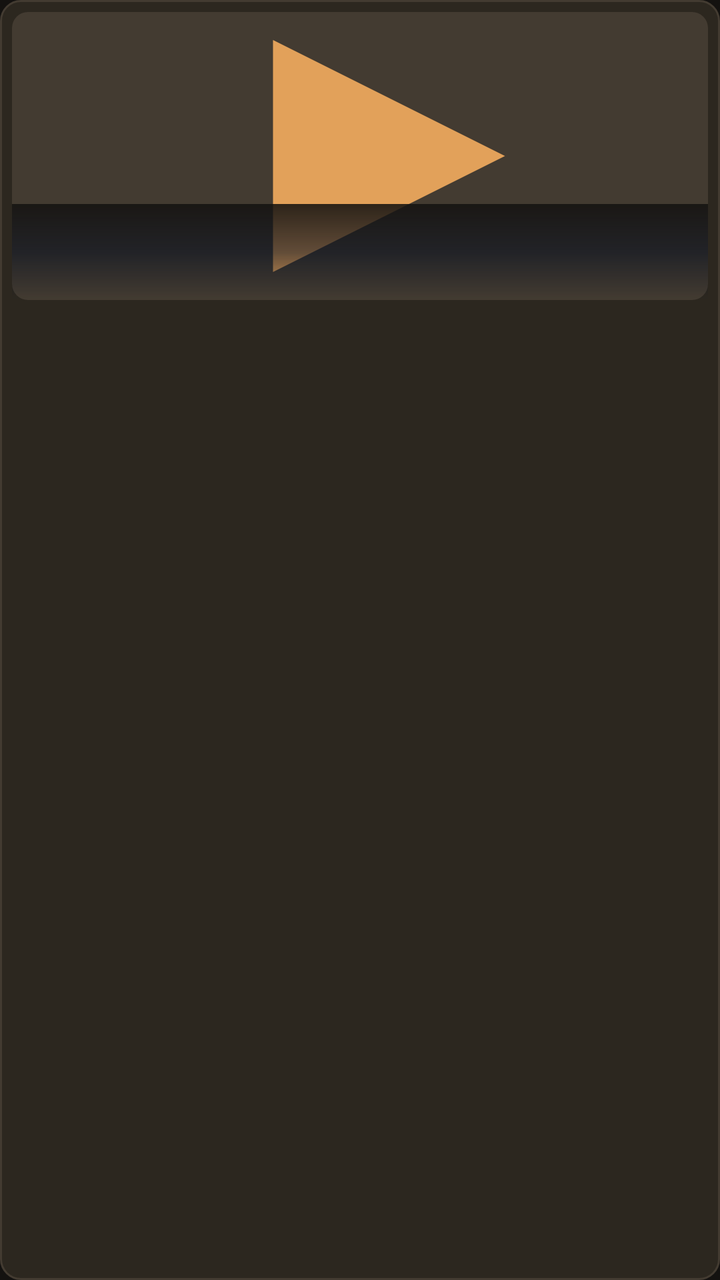
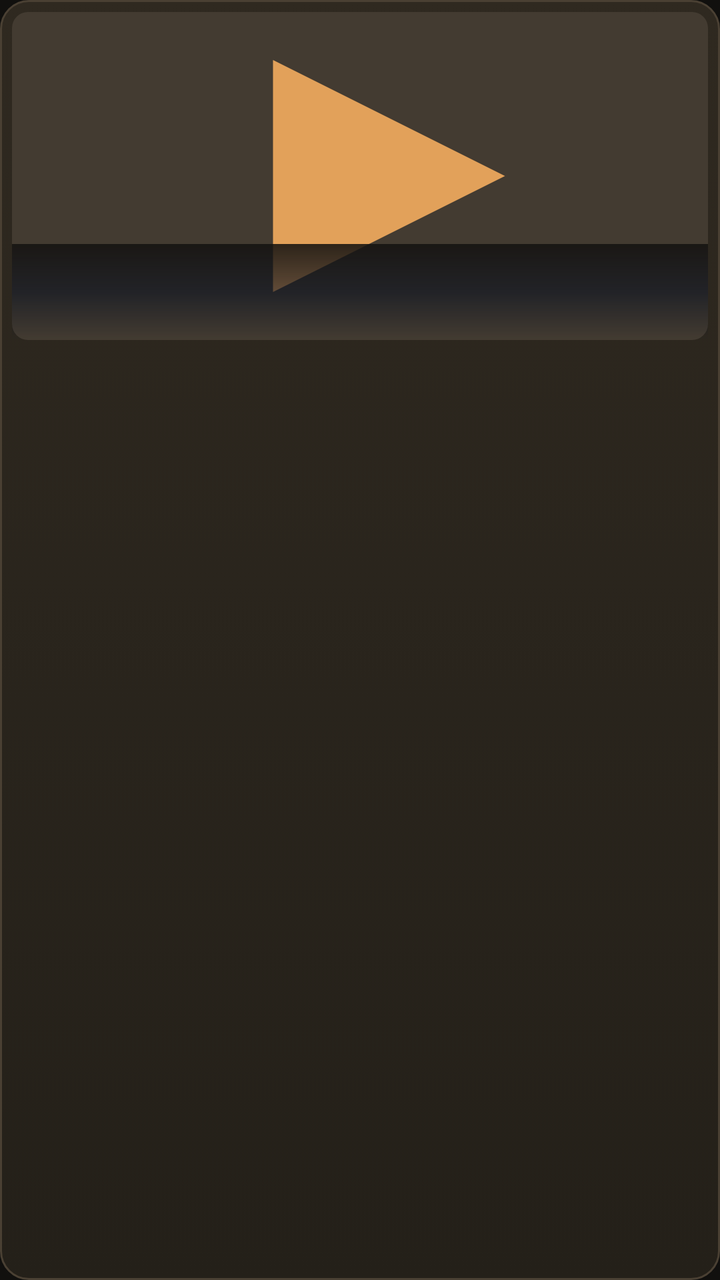

Screens rendered from an Android XML layout before and after an edit, with the pre-edit source and the edit as a unified diff.
<!-- AndroidManifest.xml: application theme Theme.OlympusIptv -->
<!-- res/layout/item_poster.xml -->
<?xml version="1.0" encoding="utf-8"?>
<LinearLayout xmlns:android="http://schemas.android.com/apk/res/android"
    android:id="@+id/playTarget"
    android:layout_width="match_parent"
    android:layout_height="wrap_content"
    android:layout_margin="6dp"
    android:background="@drawable/bg_focusable"
    android:clickable="true"
    android:focusable="true"
    android:focusableInTouchMode="true"
    android:orientation="vertical"
    android:padding="6dp">

    <FrameLayout
        android:layout_width="match_parent"
        android:layout_height="144dp">

        <ImageView
            android:id="@+id/logo"
            android:layout_width="match_parent"
            android:layout_height="match_parent"
            android:background="@drawable/bg_poster_image"
            android:clipToOutline="true"
            android:contentDescription="@null"
            android:scaleType="centerCrop"
            android:src="@drawable/ic_channel_placeholder" />

        <TextView
            android:id="@+id/ratingBadge"
            android:layout_width="wrap_content"
            android:layout_height="wrap_content"
            android:layout_gravity="top|end"
            android:layout_margin="6dp"
            android:background="@drawable/bg_panel"
            android:paddingHorizontal="7dp"
            android:paddingVertical="3dp"
            android:textColor="@color/accent"
            android:textSize="11sp"
            android:textStyle="bold"
            android:visibility="gone" />

        <View
            android:layout_width="match_parent"
            android:layout_height="48dp"
            android:layout_gravity="bottom"
            android:background="@drawable/bg_player_scrim" />

        <TextView
            android:id="@+id/posterMeta"
            android:layout_width="match_parent"
            android:layout_height="wrap_content"
            android:layout_gravity="bottom"
            android:ellipsize="end"
            android:maxLines="1"
            android:paddingHorizontal="8dp"
            android:paddingBottom="8dp"
            android:textColor="@color/text_primary"
            android:textSize="11sp"
            android:visibility="gone" />

        <ProgressBar
            android:id="@+id/watchProgress"
            style="?android:attr/progressBarStyleHorizontal"
            android:layout_width="match_parent"
            android:layout_height="3dp"
            android:layout_gravity="bottom"
            android:max="1000"
            android:progress="0"
            android:progressDrawable="@drawable/bg_episode_progress"
            android:visibility="gone" />
    </FrameLayout>

    <TextView
        android:id="@+id/name"
        android:layout_width="match_parent"
        android:layout_height="wrap_content"
        android:layout_marginTop="6dp"
        android:ellipsize="end"
        android:maxLines="2"
        android:textColor="@color/text_primary"
        android:textSize="13sp"
        android:textStyle="bold" />

    <TextView
        android:id="@+id/group"
        android:layout_width="match_parent"
        android:layout_height="wrap_content"
        android:ellipsize="end"
        android:maxLines="1"
        android:textColor="@color/text_secondary"
        android:textSize="11sp" />
</LinearLayout>
<!-- resources referenced by this layout -->
<resources>
  <color name="accent">#E2A15A</color>
  <color name="text_primary">#F6F1E7</color>
  <color name="text_secondary">#C9BBA8</color>
  <!-- drawable bg_episode_progress (drawable) -->
  <?xml version="1.0" encoding="utf-8"?>
  <layer-list xmlns:android="http://schemas.android.com/apk/res/android">
      <item android:id="@android:id/background">
          <shape>
              <solid android:color="#66000000" />
          </shape>
      </item>
      <item android:id="@android:id/progress">
          <clip>
              <shape>
                  <solid android:color="@color/accent" />
              </shape>
          </clip>
      </item>
  </layer-list>
  <!-- drawable bg_focusable (drawable) -->
  <?xml version="1.0" encoding="utf-8"?>
  <selector xmlns:android="http://schemas.android.com/apk/res/android">
      <item android:state_focused="true">
          <shape>
              <solid android:color="@color/bg_elevated" />
              <corners android:radius="10dp" />
              <stroke
                  android:width="2dp"
                  android:color="@color/focus" />
          </shape>
      </item>
      <item android:state_selected="true">
          <shape>
              <solid android:color="@color/accent_dim" />
              <corners android:radius="10dp" />
              <stroke
                  android:width="1dp"
                  android:color="@color/accent" />
          </shape>
      </item>
      <item>
          <shape>
              <solid android:color="@color/bg_panel" />
              <corners android:radius="10dp" />
              <stroke
                  android:width="1dp"
                  android:color="@color/stroke" />
          </shape>
      </item>
  </selector>
  <!-- drawable bg_panel (drawable) -->
  <?xml version="1.0" encoding="utf-8"?>
  <shape xmlns:android="http://schemas.android.com/apk/res/android">
      <solid android:color="@color/bg_panel" />
      <corners android:radius="10dp" />
      <stroke
          android:width="1dp"
          android:color="@color/stroke" />
  </shape>
  <!-- drawable bg_player_scrim (drawable) -->
  <?xml version="1.0" encoding="utf-8"?>
  <shape xmlns:android="http://schemas.android.com/apk/res/android">
      <gradient
          android:angle="270"
          android:startColor="#E0141210"
          android:centerColor="#990B1220"
          android:endColor="#00000000"
          android:type="linear" />
  </shape>
  <!-- drawable bg_poster_image (drawable) -->
  <?xml version="1.0" encoding="utf-8"?>
  <shape xmlns:android="http://schemas.android.com/apk/res/android">
      <solid android:color="@color/bg_panel" />
      <corners android:radius="8dp" />
  </shape>
  <!-- drawable ic_channel_placeholder (drawable) -->
  <?xml version="1.0" encoding="utf-8"?>
  <vector xmlns:android="http://schemas.android.com/apk/res/android"
      android:width="48dp"
      android:height="48dp"
      android:viewportWidth="48"
      android:viewportHeight="48">
      <path
          android:fillColor="#433B31"
          android:pathData="M4,8h40c2.2,0 4,1.8 4,4v24c0,2.2 -1.8,4 -4,4h-40c-2.2,0 -4,-1.8 -4,-4v-24c0,-2.2 1.8,-4 4,-4z" />
      <path
          android:fillColor="#E2A15A"
          android:pathData="M18,16l16,8 -16,8z" />
  </vector>
  <color name="bg_elevated">#221F1A</color>
  <color name="focus">#F0C48A</color>
  <color name="accent_dim">#B07A38</color>
  <color name="bg_panel">#2C271F</color>
  <color name="stroke">#433B31</color>
  <color name="bg">#141210</color>
  <!-- unchanged entries left out for length: 1 -->
</resources>

<!-- the commit's change to res/layout/item_poster.xml (unified diff, before → after) -->
@@ -13,7 +13,7 @@
 
     <FrameLayout
         android:layout_width="match_parent"
-        android:layout_height="144dp">
+        android:layout_height="164dp">
 
         <ImageView
             android:id="@+id/logo"
@@ -35,7 +35,7 @@
             android:paddingHorizontal="7dp"
             android:paddingVertical="3dp"
             android:textColor="@color/accent"
-            android:textSize="11sp"
+            android:textSize="12sp"
             android:textStyle="bold"
             android:visibility="gone" />
 
<!-- resource entries referenced after the edit -->
@@ -1,8 +1,8 @@
 <!-- resources referenced by this layout -->
 <resources>
-  <color name="accent">#E2A15A</color>
-  <color name="text_primary">#F6F1E7</color>
-  <color name="text_secondary">#C9BBA8</color>
+  <color name="accent">#E6A65C</color>
+  <color name="text_primary">#F8F4EC</color>
+  <color name="text_secondary">#CEC0AC</color>
   <!-- drawable bg_episode_progress (drawable) -->
   <?xml version="1.0" encoding="utf-8"?>
   <layer-list xmlns:android="http://schemas.android.com/apk/res/android">
@@ -24,8 +24,12 @@
   <selector xmlns:android="http://schemas.android.com/apk/res/android">
       <item android:state_focused="true">
           <shape>
-              <solid android:color="@color/bg_elevated" />
-              <corners android:radius="10dp" />
+              <gradient
+                  android:angle="135"
+                  android:startColor="#3A2F20"
+                  android:endColor="#241E16"
+                  android:type="linear" />
+              <corners android:radius="14dp" />
               <stroke
                   android:width="2dp"
                   android:color="@color/focus" />
@@ -33,17 +37,25 @@
       </item>
       <item android:state_selected="true">
           <shape>
-              <solid android:color="@color/accent_dim" />
-              <corners android:radius="10dp" />
+              <gradient
+                  android:angle="135"
+                  android:startColor="#8F622C"
+                  android:endColor="#6D4A20"
+                  android:type="linear" />
+              <corners android:radius="14dp" />
               <stroke
-                  android:width="1dp"
+                  android:width="1.5dp"
                   android:color="@color/accent" />
           </shape>
       </item>
       <item>
           <shape>
-              <solid android:color="@color/bg_panel" />
-              <corners android:radius="10dp" />
+              <gradient
+                  android:angle="270"
+                  android:startColor="#2F2920"
+                  android:endColor="#242019"
+                  android:type="linear" />
+              <corners android:radius="14dp" />
               <stroke
                   android:width="1dp"
                   android:color="@color/stroke" />
@@ -89,12 +101,10 @@
           android:fillColor="#E2A15A"
           android:pathData="M18,16l16,8 -16,8z" />
   </vector>
-  <color name="bg_elevated">#221F1A</color>
-  <color name="focus">#F0C48A</color>
-  <color name="accent_dim">#B07A38</color>
-  <color name="bg_panel">#2C271F</color>
-  <color name="stroke">#433B31</color>
-  <color name="bg">#141210</color>
+  <color name="focus">#F5CA8E</color>
+  <color name="bg_panel">#2E281F</color>
+  <color name="stroke">#4A4033</color>
+  <color name="bg">#11100E</color>
   <!-- unchanged entries left out for length: 1 -->
 </resources>
 
